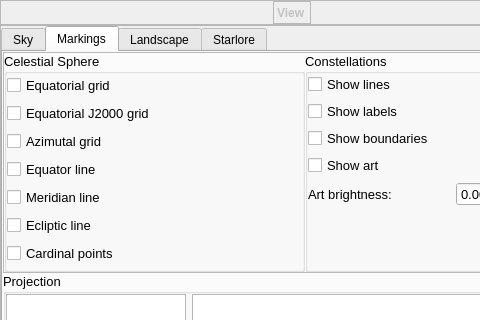
This is src/gui/viewDialog.ui in 519984307/stellarium_src as Qt 5 draws it before an edit; both pictures show x 0 to 480 and y 0 to 320 of the 610 by 496 pixel window. The edited form follows.
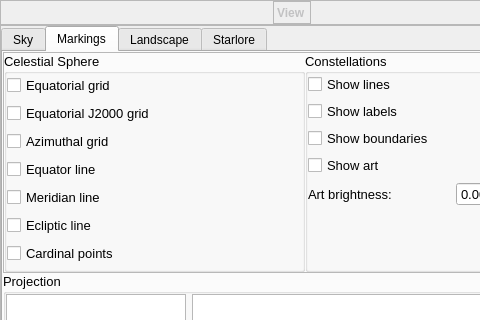
This is the edited form. Icons and pictures are not drawn. Custom widgets are drawn as their Qt base class.

Commit message: fix mis-spelling of azimuthal

The edit to the form file:
```diff
--- a/src/gui/viewDialog.ui
+++ b/src/gui/viewDialog.ui
@@ -1000,7 +1000,7 @@
                 <item>
                  <widget class="QCheckBox" name="showAzimutalGridCheckBox" >
                   <property name="text" >
-                   <string>Azimutal grid</string>
+                   <string>Azimuthal grid</string>
                   </property>
                  </widget>
                 </item>
```
Left out of the diff: 2 changed lines with no effect on the pictures. The commit also changes 11 other files.
